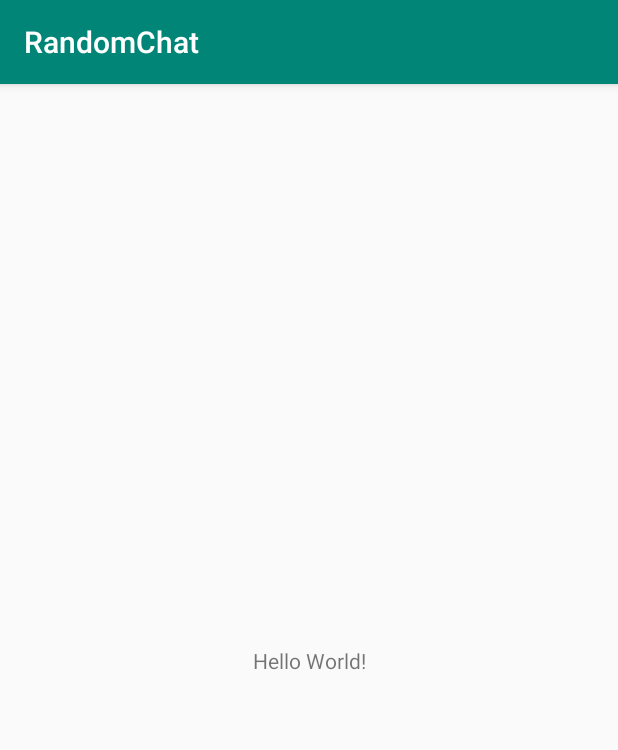
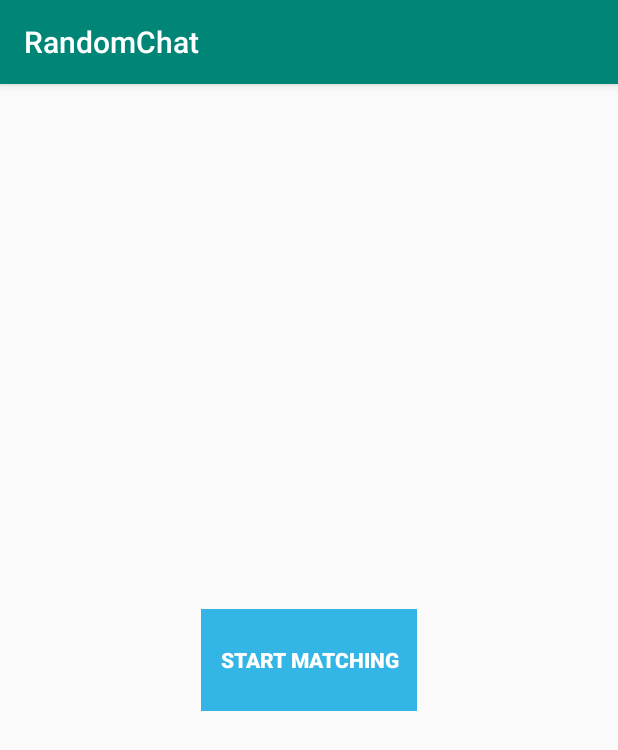
Before and after one commit to LeeSSunwoo/RandomChat, an Android app: the screen it shows after launch (MainActivity), on a phone screen of 412 x 824 dp. Shown: the top 750 px of the screen. Run offline under Robolectric (Android 15) with nearby library versions, the phone set to English and light mode, and no system bars.

```diff
--- a/Client/app/build.gradle
+++ b/Client/app/build.gradle
@@ -24,7 +24,7 @@ android {
 
 dependencies {
     implementation fileTree(dir: 'libs', include: ['*.jar'])
-    implementation"org.jetbrains.kotlin:kotlin-stdlib-jdk7:$kotlin_version"
+    implementation "org.jetbrains.kotlin:kotlin-stdlib-jdk7:$kotlin_version"
     implementation 'com.android.support:appcompat-v7:28.0.0'
     implementation 'com.android.support.constraint:constraint-layout:1.1.3'
     testImplementation 'junit:junit:4.12'
--- a/Client/app/src/main/AndroidManifest.xml
+++ b/Client/app/src/main/AndroidManifest.xml
@@ -9,6 +9,8 @@
             android:roundIcon="@mipmap/ic_launcher_round"
             android:supportsRtl="true"
             android:theme="@style/AppTheme">
+        <activity android:name=".Main2Activity">
+        </activity>
         <activity android:name=".MainActivity">
             <intent-filter>
                 <action android:name="android.intent.action.MAIN"/>
--- a/Client/app/src/main/java/com/example/randomchat/MainActivity.kt
+++ b/Client/app/src/main/java/com/example/randomchat/MainActivity.kt
@@ -2,6 +2,8 @@ package com.example.randomchat
 
 import android.support.v7.app.AppCompatActivity
 import android.os.Bundle
+import android.view.View
+import android.widget.Button
 
 class MainActivity : AppCompatActivity() {
 
@@ -9,6 +11,11 @@ class MainActivity : AppCompatActivity() {
         super.onCreate(savedInstanceState)
         setContentView(R.layout.activity_main)
 
+        var StartBtn = findViewById<Button>(R.id.StartButton)
+
+        StartBtn.setOnClickListener(View.OnClickListener {
+
+        })
 
     }
 }
--- /dev/null
+++ b/Client/app/src/main/java/com/example/randomchat/Message.kt
@@ -0,0 +1,6 @@
+package com.example.randomchat
+
+import android.support.v7.app.AppCompatActivity
+import android.os.Bundle
+
+class Msg (val msg: String)
--- a/Client/app/src/main/res/layout/activity_main.xml
+++ b/Client/app/src/main/res/layout/activity_main.xml
@@ -6,14 +6,15 @@
         android:layout_width="match_parent"
         android:layout_height="match_parent"
         tools:context=".MainActivity">
-
-    <TextView
-            android:layout_width="wrap_content"
-            android:layout_height="wrap_content"
-            android:text="Hello World!"
-            app:layout_constraintBottom_toBottomOf="parent"
-            app:layout_constraintLeft_toLeftOf="parent"
-            app:layout_constraintRight_toRightOf="parent"
-            app:layout_constraintTop_toTopOf="parent"/>
-
+    <Button
+            android:text="START MATCHING"
+            android:layout_width="144dp"
+            android:layout_height="68dp"
+            android:id="@+id/StartButton" app:layout_constraintEnd_toEndOf="parent" android:layout_marginEnd="8dp"
+            android:layout_marginRight="8dp" app:layout_constraintStart_toStartOf="parent"
+            android:layout_marginLeft="8dp" android:layout_marginStart="8dp" android:layout_marginTop="8dp"
+            app:layout_constraintTop_toTopOf="parent" android:layout_marginBottom="8dp"
+            app:layout_constraintBottom_toBottomOf="parent" android:background="@android:color/holo_blue_light"
+            android:textStyle="bold" android:textColor="@android:color/background_light"
+            style="@style/Widget.AppCompat.Button.Borderless.Colored"/>
 </android.support.constraint.ConstraintLayout>
```
Also changed, not shown: Client/app/src/main/java/com/example/randomchat/Main2Activity.kt (added, +19 -0 lines), Client/app/src/main/java/com/example/randomchat/MsgListAdapter.kt (added, +35 -0 lines), Client/app/src/main/res/layout/activity_main2.xml (added, +40 -0 lines), Client/app/src/main/res/layout/activity_msg_list_adapter.xml (added, +18 -0 lines).
